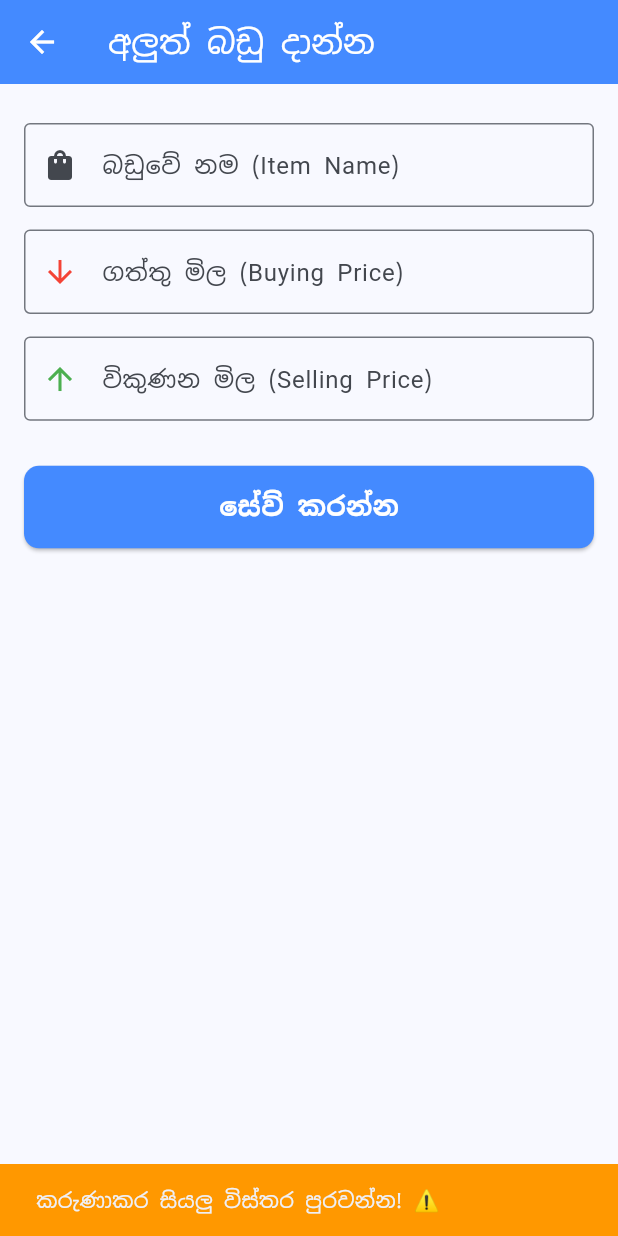
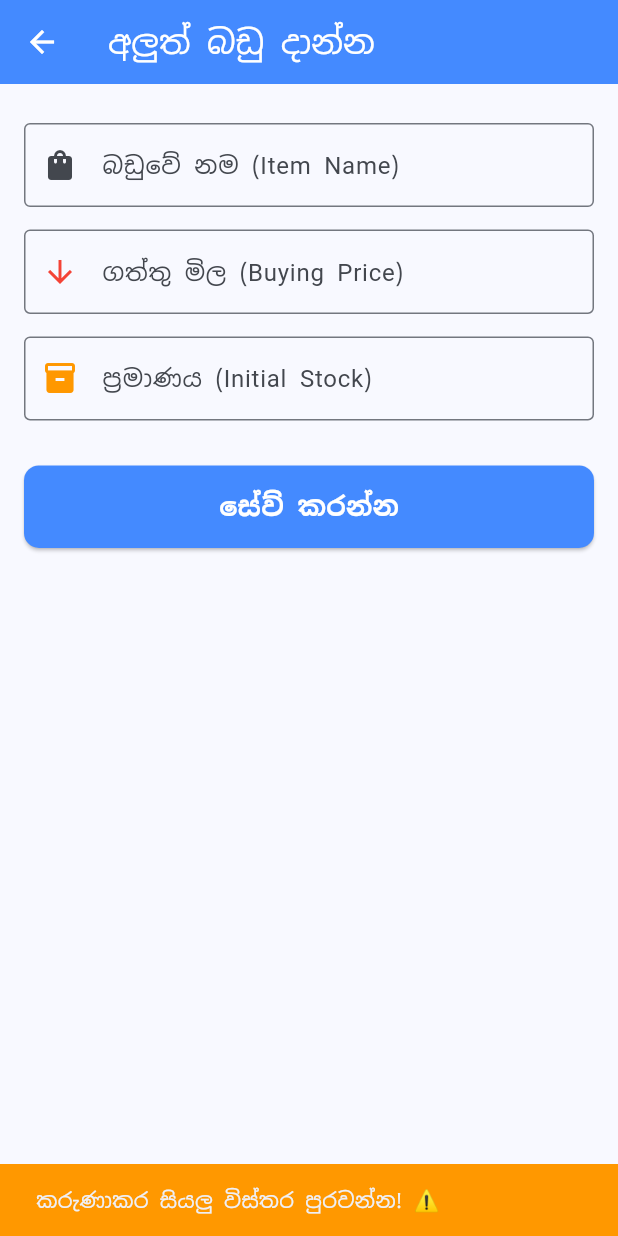
Before and after one commit to Zaincasper69/sales_buddy, a Flutter app: the AddProductScreen screen opened directly, after a tap on "සේව් කරන්න", on a phone screen of 412 x 824 dp. Run offline on Flutter 3.47's test engine with Material 3 defaults, Android fonts, the light colour scheme and no system bars; our stand-ins replace google_fonts, sqflite; accounts and stored records are empty.

Commit message:
Update Add Product screen UI

```diff
--- a/lib/screens/add_product_screen.dart
+++ b/lib/screens/add_product_screen.dart
@@ -11,13 +11,10 @@ class AddProductScreen extends StatefulWidget {
 class _AddProductScreenState extends State<AddProductScreen> {
   final TextEditingController _nameController = TextEditingController();
   final TextEditingController _buyingPriceController = TextEditingController();
-  final TextEditingController _sellingPriceController = TextEditingController();
+  final TextEditingController _qtyController = TextEditingController();
 
   Future<void> _saveProduct() async {
-
-    if (_nameController.text.isEmpty ||
-        _buyingPriceController.text.isEmpty ||
-        _sellingPriceController.text.isEmpty) {
+    if (_nameController.text.isEmpty || _buyingPriceController.text.isEmpty || _qtyController.text.isEmpty) {
       ScaffoldMessenger.of(context).showSnackBar(
         const SnackBar(content: Text('කරුණාකර සියලු විස්තර පුරවන්න! ⚠️'), backgroundColor: Colors.orange),
       );
@@ -27,20 +24,20 @@ class _AddProductScreenState extends State<AddProductScreen> {
     try {
       final String name = _nameController.text;
       final double buyingPrice = double.parse(_buyingPriceController.text);
-      final double sellingPrice = double.parse(_sellingPriceController.text);
+      final int stock = int.parse(_qtyController.text);
 
       Map<String, dynamic> row = {
         'name': name,
         'buying_price': buyingPrice,
-        'selling_price': sellingPrice,
-        'stock': 0
+        'selling_price': 0.0,
+        'stock': stock
       };
 
       await DatabaseHelper.instance.addProduct(row);
 
       _nameController.clear();
       _buyingPriceController.clear();
-      _sellingPriceController.clear();
+      _qtyController.clear();
 
       if (mounted) {
         ScaffoldMessenger.of(context).showSnackBar(
@@ -70,7 +67,6 @@ class _AddProductScreenState extends State<AddProductScreen> {
           child: Column(
             children: [
               const SizedBox(height: 10),
-
               TextField(
                 controller: _nameController,
                 decoration: const InputDecoration(
@@ -94,13 +90,12 @@ class _AddProductScreenState extends State<AddProductScreen> {
               const SizedBox(height: 15),
 
               TextField(
-                controller: _sellingPriceController,
+                controller: _qtyController,
                 keyboardType: TextInputType.number,
                 decoration: const InputDecoration(
-                  labelText: "විකුණන මිල (Selling Price)",
+                  labelText: "ප්‍රමාණය (Initial Stock)",
                   border: OutlineInputBorder(),
-                  prefixIcon: Icon(Icons.arrow_upward, color: Colors.green),
-                  suffixText: "LKR"
+                  prefixIcon: Icon(Icons.inventory_2, color: Colors.orange),
                 ),
               ),
               const SizedBox(height: 30),
```
